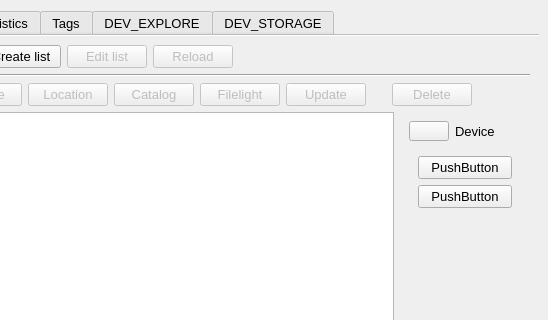
StephaneCouturier/Katalog, file mainwindow.ui: the form before one commit; both pictures show x 719 to 1267 and y 0 to 320 of the 1267 by 727 pixel window.
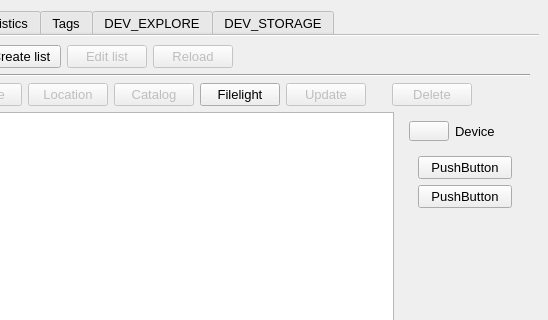
The form after the commit. The open tabs and pages were chosen to show the change. Icons and pictures are not drawn. Custom widgets are drawn as their Qt base class.

Commit message: https://github.com/StephaneCouturier/Katalog/issues/271

```diff
--- a/mainwindow.ui
+++ b/mainwindow.ui
@@ -5403,7 +5403,7 @@
               <item>
                <widget class="QPushButton" name="Storage_pushButton_OpenFilelight">
                 <property name="enabled">
-                 <bool>false</bool>
+                 <bool>true</bool>
                 </property>
                 <property name="toolTip">
                  <string>Open the path in Filelight</string>
```
The commit also changes 2 other files.
